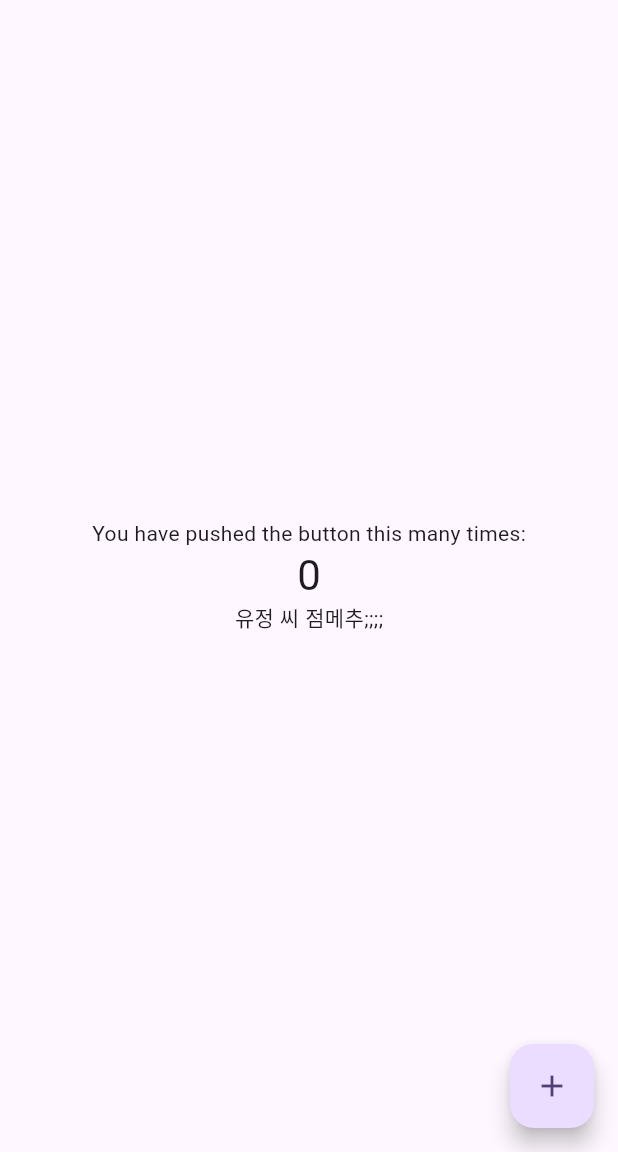
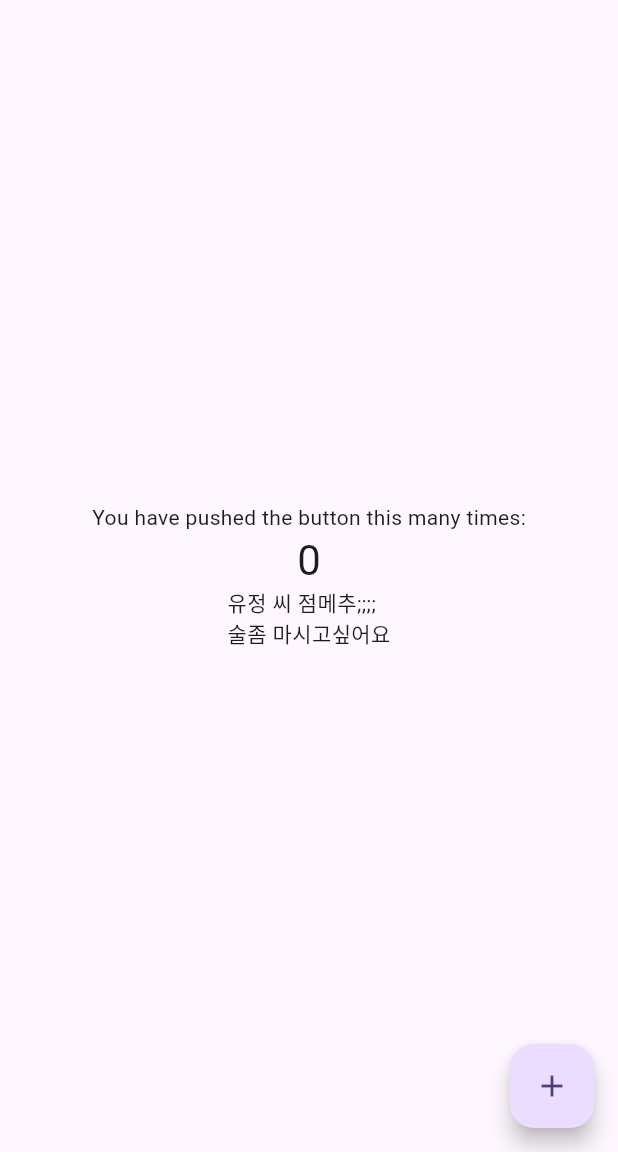
Before and after one commit to 2021-SMHRD-KDT-AI-17/Bulldozer_f2, a Flutter app: the screen it shows after launch, on a phone screen of 412 x 824 dp, the part 84-1236 px from its top. Run offline on Flutter 3.47's test engine with Material 3 defaults, Android fonts, the phone set to English and light mode, and no system bars.

Commit message:
술사주세요~

```diff
--- a/lib/main.dart
+++ b/lib/main.dart
@@ -7,27 +7,13 @@ void main() {
 class MyApp extends StatelessWidget {
   const MyApp({super.key});
 
-  // This widget is the root of your application.
+// 플러터 황 홍창민
   @override
   Widget build(BuildContext context) {
     return MaterialApp(
       title: 'Flutter Demo',
       theme: ThemeData(
-        // This is the theme of your application.
-        //
-        // TRY THIS: Try running your application with "flutter run". You'll see
-        // the application has a purple toolbar. Then, without quitting the app,
-        // try changing the seedColor in the colorScheme below to Colors.green
-        // and then invoke "hot reload" (save your changes or press the "hot
-        // reload" button in a Flutter-supported IDE, or press "r" if you used
-        // the command line to start the app).
-        //
-        // Notice that the counter didn't reset back to zero; the application
-        // state is not lost during the reload. To reset the state, use hot
-        // restart instead.
-        //
-        // This works for code too, not just values: Most code changes can be
-        // tested with just a hot reload.
+
         colorScheme: ColorScheme.fromSeed(seedColor: Colors.deepPurple),
         useMaterial3: true,
       ),
@@ -39,14 +25,6 @@ class MyApp extends StatelessWidget {
 class MyHomePage extends StatefulWidget {
   const MyHomePage({super.key, required this.title});
 
-  // This widget is the home page of your application. It is stateful, meaning
-  // that it has a State object (defined below) that contains fields that affect
-  // how it looks.
-
-  // This class is the configuration for the state. It holds the values (in this
-  // case the title) provided by the parent (in this case the App widget) and
-  // used by the build method of the State. Fields in a Widget subclass are
-  // always marked "final".
 
   final String title;
 
@@ -59,50 +37,23 @@ class _MyHomePageState extends State<MyHomePage> {
 
   void _incrementCounter() {
     setState(() {
-      // This call to setState tells the Flutter framework that something has
-      // changed in this State, which causes it to rerun the build method below
-      // so that the display can reflect the updated values. If we changed
-      // _counter without calling setState(), then the build method would not be
-      // called again, and so nothing would appear to happen.
+
       _counter++;
     });
   }
 
   @override
   Widget build(BuildContext context) {
-    // This method is rerun every time setState is called, for instance as done
-    // by the _incrementCounter method above.
-    //
-    // The Flutter framework has been optimized to make rerunning build methods
-    // fast, so that you can just rebuild anything that needs updating rather
-    // than having to individually change instances of widgets.
+
     return Scaffold(
       appBar: AppBar(
-        // TRY THIS: Try changing the color here to a specific color (to
-        // Colors.amber, perhaps?) and trigger a hot reload to see the AppBar
-        // change color while the other colors stay the same.
         backgroundColor: Theme.of(context).colorScheme.inversePrimary,
-        // Here we take the value from the MyHomePage object that was created by
-        // the App.build method, and use it to set our appbar title.
+
         title: Text(widget.title),
       ),
       body: Center(
-        // Center is a layout widget. It takes a single child and positions it
-        // in the middle of the parent.
         child: Column(
-          // Column is also a layout widget. It takes a list of children and
-          // arranges them vertically. By default, it sizes itself to fit its
-          // children horizontally, and tries to be as tall as its parent.
-          //
-          // Column has various properties to control how it sizes itself and
-          // how it positions its children. Here we use mainAxisAlignment to
-          // center the children vertically; the main axis here is the vertical
-          // axis because Columns are vertical (the cross axis would be
-          // horizontal).
-          //
-          // TRY THIS: Invoke "debug painting" (choose the "Toggle Debug Paint"
-          // action in the IDE, or press "p" in the console), to see the
-          // wireframe for each widget.
+
           mainAxisAlignment: MainAxisAlignment.center,
           children: <Widget>[
             const Text(
@@ -112,7 +63,7 @@ class _MyHomePageState extends State<MyHomePage> {
               '$_counter',
               style: Theme.of(context).textTheme.headlineMedium,
             ),
-            Text("유정 씨 점메추;;;;")
+            Text("유정 씨 점메추;;;; \n술좀 마시고싶어요")
           ],
         ),
       ),
```
